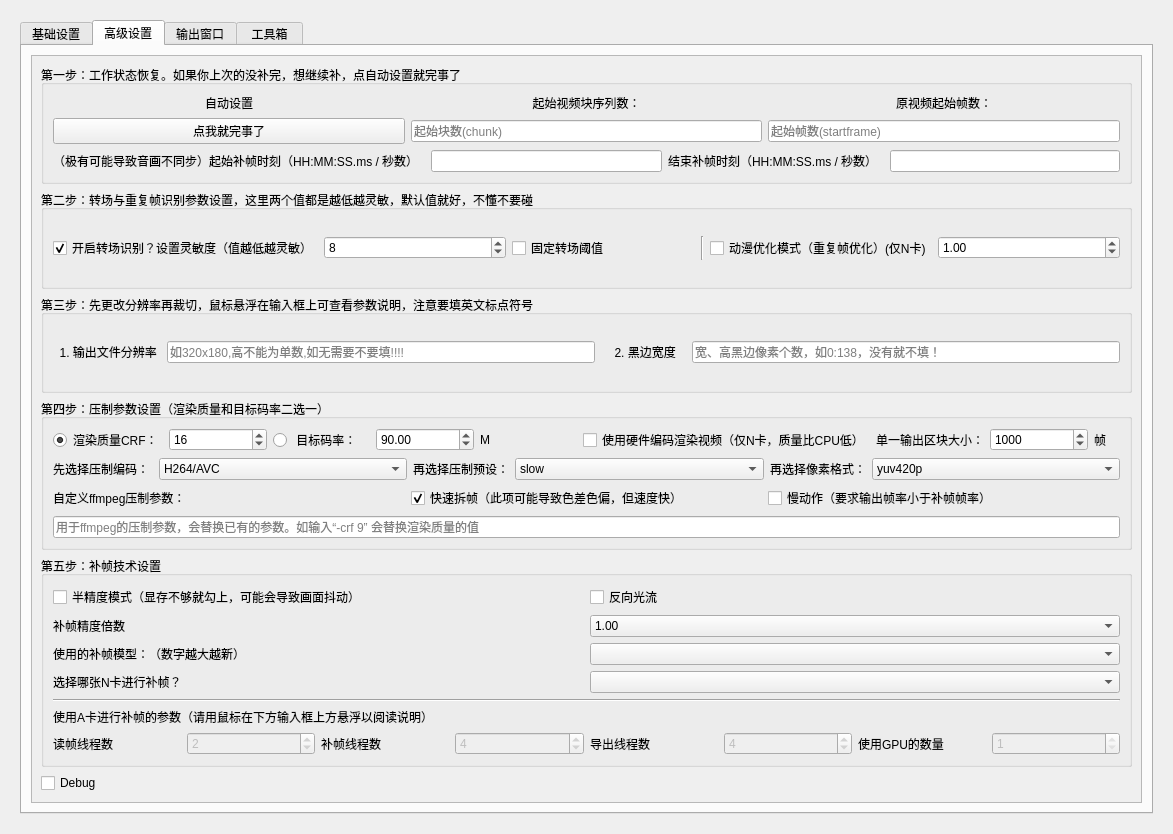
Above: Utils/RIFE_GUI.ui from 100wman/RIFE_GUI before the change. Below: the same form after it.
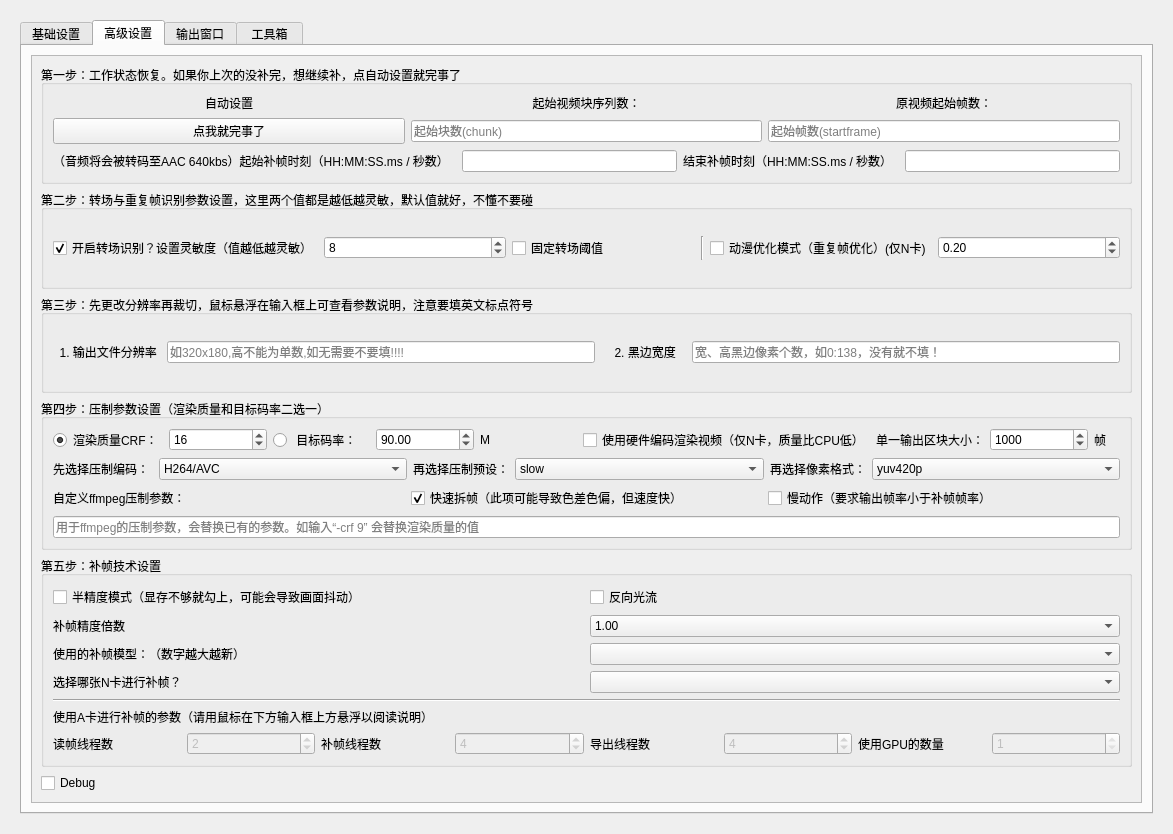
That is the form after the change. The open tabs and pages were chosen to show the change. Icons and pictures are not drawn. Custom widgets are drawn as their Qt base class.

Commit message: Update v6.2.10 1. Scene Detection Optimized 2. Duplicated Frames Removal Optimized (not counting diff==0 frames) 3. Render Parameters Optimized 4. Better UI control 5. Add Seek Time to Render Option

Diff of the .ui file:
```diff
--- a/Utils/RIFE_GUI.ui
+++ b/Utils/RIFE_GUI.ui
@@ -547,7 +547,7 @@
                      <item>
                       <widget class="QLabel" name="label_16">
                        <property name="text">
-                        <string>（极有可能导致音画不同步）起始补帧时刻（HH:MM:SS.ms / 秒数）  </string>
+                        <string>（音频将会被转码至AAC 640kbs）起始补帧时刻（HH:MM:SS.ms / 秒数）  </string>
                        </property>
                       </widget>
                      </item>
@@ -615,7 +615,7 @@
                         <double>99.000000000000000</double>
                        </property>
                        <property name="value">
-                        <double>1.000000000000000</double>
+                        <double>0.200000000000000</double>
                        </property>
                       </widget>
                      </item>
```
Left out of the diff: 2 changed lines with no effect on the pictures. The commit also changes 5 other files.
